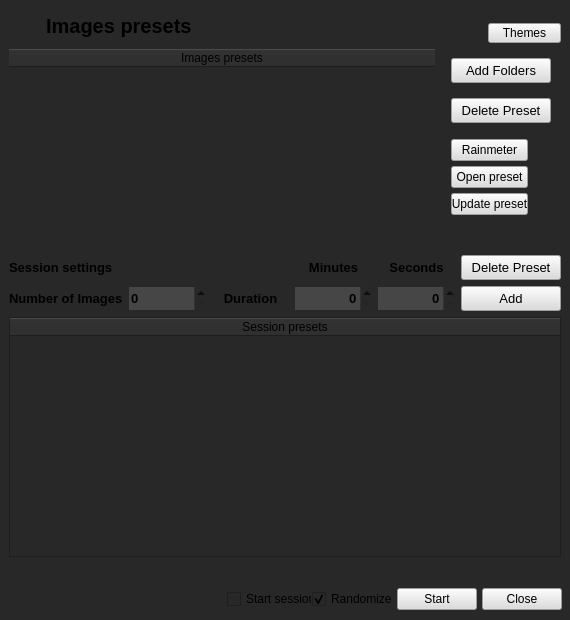
Above: ui/main_window.ui from Inkdecker/Inkdrawing before the change. Below: the same form after it.
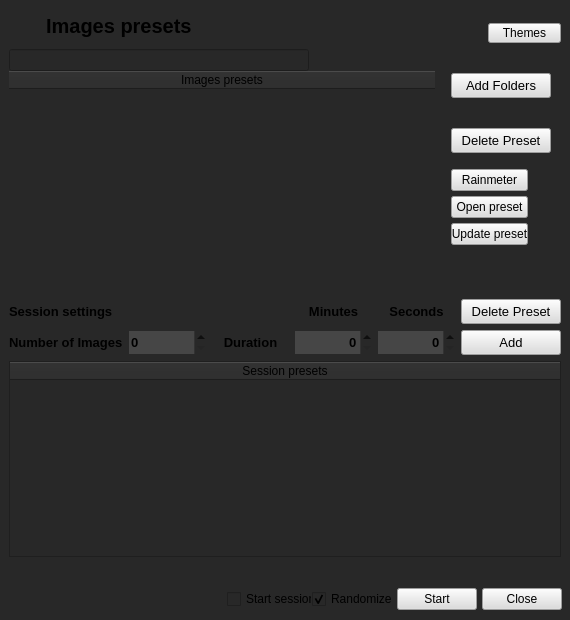
That is the form after the change. Icons and pictures are not drawn.

Commit message: Added preset search.

What changed in the file:
```diff
--- a/ui/main_window.ui
+++ b/ui/main_window.ui
@@ -532,6 +532,9 @@
     </item>
     <item>
      <layout class="QGridLayout" name="gridLayout_3">
+      <property name="verticalSpacing">
+       <number>0</number>
+      </property>
       <item row="0" column="1">
        <layout class="QGridLayout" name="gridLayout_2">
         <property name="leftMargin">
@@ -952,7 +955,10 @@
         <property name="topMargin">
          <number>0</number>
         </property>
-        <item row="0" column="1">
+        <property name="spacing">
+         <number>0</number>
+        </property>
+        <item row="1" column="1">
          <widget class="QTableWidget" name="table_images_selection">
           <property name="enabled">
            <bool>true</bool>
@@ -966,13 +972,13 @@
           <property name="minimumSize">
            <size>
             <width>300</width>
-            <height>100</height>
+            <height>220</height>
            </size>
           </property>
           <property name="maximumSize">
            <size>
             <width>500</width>
-            <height>200</height>
+            <height>220</height>
            </size>
           </property>
           <property name="font">
@@ -1069,6 +1075,38 @@
           </column>
          </widget>
         </item>
+        <item row="0" column="1">
+         <widget class="QLineEdit" name="search_preset">
+          <property name="minimumSize">
+           <size>
+            <width>0</width>
+            <height>20</height>
+           </size>
+          </property>
+          <property name="maximumSize">
+           <size>
+            <width>300</width>
+            <height>25</height>
+           </size>
+          </property>
+          <property name="focusPolicy">
+           <enum>Qt::ClickFocus</enum>
+          </property>
+         </widget>
+        </item>
+        <item row="2" column="1">
+         <spacer name="verticalSpacer">
+          <property name="orientation">
+           <enum>Qt::Vertical</enum>
+          </property>
+          <property name="sizeHint" stdset="0">
+           <size>
+            <width>20</width>
+            <height>2</height>
+           </size>
+          </property>
+         </spacer>
+        </item>
        </layout>
       </item>
      </layout>
@@ -1342,7 +1380,7 @@
       <property name="minimumSize">
        <size>
         <width>540</width>
-        <height>228</height>
+        <height>180</height>
        </size>
       </property>
       <property name="focusPolicy">
```
The commit also changes 6 other files.
